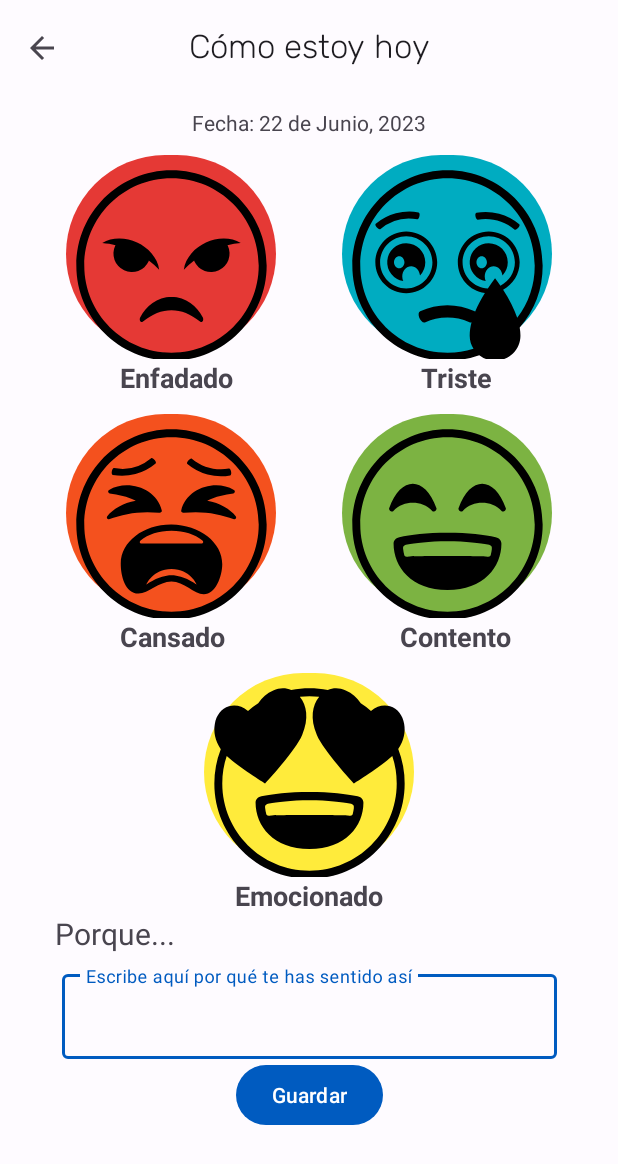
After one commit to claravbr/ediaries_android, an Android app: the layout diario_emociones.xml on its own in the app's theme, with its tools: preview values and no code run, on a phone screen of 412 x 824 dp. The commit adds this screen. Shown: the top 1164 px of the screen. Run offline under Robolectric (Android 15) with nearby library versions, the phone set to English and light mode, and no system bars.

Commit message:
Layout formularios

```diff
--- /dev/null
+++ b/app/src/main/res/drawable/ic_angry.xml
@@ -0,0 +1,18 @@
+<vector xmlns:android="http://schemas.android.com/apk/res/android"
+    android:width="135dp"
+    android:height="135dp"
+    android:viewportWidth="64"
+    android:viewportHeight="64">
+  <path
+      android:pathData="M32,2C15.432,2 2,15.432 2,32s13.432,30 30,30s30,-13.432 30,-30S48.568,2 32,2zM32,59.5C16.836,59.5 4.5,47.164 4.5,32S16.836,4.5 32,4.5c15.163,0 27.5,12.336 27.5,27.5S47.163,59.5 32,59.5z"
+      android:fillColor="#000000"/>
+  <path
+      android:pathData="M32,41.834c-4.538,0 -8.082,3.058 -9.837,6.492c-0.47,0.918 0.155,1.912 0.849,1.339c5.758,-4.771 12.184,-4.8 17.977,0c0.693,0.573 1.318,-0.421 0.848,-1.339c-1.755,-3.434 -5.298,-6.492 -9.837,-6.492"
+      android:fillColor="#000000"/>
+  <path
+      android:pathData="M24.799,30.699a0.536,0.536 0,0 0,0.043 -0.246a31.154,31.154 0,0 1,3.262 2.863c-0.203,-1.885 -1.125,-3.654 -2.365,-5.115c-1.25,-1.461 -2.852,-2.641 -4.596,-3.441a13.653,13.653 0,0 0,-5.59 -1.279c-1.914,-0.008 -3.801,0.42 -5.387,1.455c1.531,0.148 2.885,0.359 4.212,0.665a0.533,0.533 0,0 0,-0.138 0.175a5.825,5.825 0,1 0,10.559 4.923"
+      android:fillColor="#000000"/>
+  <path
+      android:pathData="M48.447,23.48c-1.92,0.018 -3.84,0.469 -5.59,1.279c-1.744,0.801 -3.346,1.98 -4.596,3.441c-1.24,1.461 -2.162,3.23 -2.365,5.115a31.039,31.039 0,0 1,3.262 -2.863a0.536,0.536 0,0 0,0.043 0.246a5.824,5.824 0,1 0,10.558 -4.924a0.544,0.544 0,0 0,-0.138 -0.175a32.291,32.291 0,0 1,4.212 -0.665c-1.585,-1.034 -3.472,-1.461 -5.386,-1.454"
+      android:fillColor="#000000"/>
+</vector>
--- /dev/null
+++ b/app/src/main/res/drawable/ic_excited.xml
@@ -0,0 +1,5 @@
+<vector android:height="135dp" android:viewportHeight="64"
+    android:viewportWidth="64" android:width="135dp" xmlns:android="http://schemas.android.com/apk/res/android">
+    <path android:fillColor="#000000" android:pathData="M59.974,21.162c1.898,-2.805 2.289,-5.561 1.874,-7.943c-0.463,-2.654 -2.031,-4.889 -4.463,-5.553c-2.12,-0.58 -4.093,-0.016 -6.003,1.443a30.16,30.16 0,0 0,-3.219 -2.377c-1.196,-1.813 -2.735,-3.203 -4.735,-4.072c-2.009,-0.876 -3.98,-0.844 -5.667,-0.102C35.896,2.196 33.972,2 32.002,2s-3.894,0.195 -5.759,0.559c-1.686,-0.741 -3.658,-0.774 -5.667,0.102c-2.001,0.869 -3.541,2.259 -4.738,4.072a30.283,30.283 0,0 0,-3.22 2.378c-1.909,-1.46 -3.884,-2.024 -6.003,-1.444c-2.43,0.664 -4,2.898 -4.463,5.553c-0.413,2.382 -0.022,5.138 1.875,7.943A29.89,29.89 0,0 0,2 31.999C2,48.569 15.434,62 32.002,62C48.568,62 62,48.569 62,31.999a29.92,29.92 0,0 0,-2.026 -10.837M32.002,59.501C16.837,59.501 4.5,47.164 4.5,31.999c0,-3.022 0.498,-5.93 1.403,-8.652C9.564,26.729 17.68,31.801 18,32.001c0.268,-0.291 9.6,-10.345 11.682,-15.303c2.223,-5.297 1.396,-9.346 -0.68,-11.975c-0.015,-0.018 -0.032,-0.032 -0.046,-0.05c1,-0.111 2.016,-0.173 3.046,-0.173s2.046,0.062 3.046,0.173c-0.014,0.018 -0.031,0.032 -0.046,0.05c-2.076,2.629 -2.902,6.678 -0.68,11.975c2.082,4.958 11.412,15.012 11.682,15.303c0.32,-0.2 8.435,-5.271 12.094,-8.654a27.38,27.38 0,0 1,1.402 8.652c0,15.165 -12.335,27.502 -27.498,27.502"/>
+    <path android:fillColor="#000000" android:pathData="M47.179,35.983c-3.465,-0.662 -8.582,-1.342 -15.18,-1.342c-6.596,0 -11.715,0.68 -15.177,1.342c-1.35,0.26 -1.822,1.264 -1.822,2.067c0,7.271 5.611,14.592 17,14.592s17.002,-7.32 17.002,-14.592c-0.001,-0.803 -0.476,-1.807 -1.823,-2.067m-1.205,3.788c-0.053,0.441 -0.137,0.975 -0.264,1.553c-0.143,0.639 -0.262,0.936 -1.266,0.816c-1.921,-0.229 -22.968,-0.229 -24.889,0c-1.003,0.119 -1.123,-0.178 -1.265,-0.816a16.783,16.783 0,0 1,-0.265 -1.553c-0.09,-0.744 -0.011,-1.27 1.284,-1.486c2.195,-0.369 6.838,-1.014 12.69,-1.014s10.495,0.645 12.69,1.014c1.296,0.216 1.374,0.741 1.285,1.486"/>
+</vector>
--- /dev/null
+++ b/app/src/main/res/drawable/ic_happy.xml
@@ -0,0 +1,7 @@
+<vector android:height="135dp" android:viewportHeight="64"
+    android:viewportWidth="64" android:width="135dp" xmlns:android="http://schemas.android.com/apk/res/android">
+    <path android:fillColor="#000000" android:pathData="M32.002,2C15.43,2 2,15.43 2,32s13.43,30 30.001,30C48.57,62 62,48.57 62,32S48.57,2 32.002,2zM32.002,59.5C16.837,59.5 4.5,47.164 4.5,32S16.837,4.5 32.002,4.5C47.164,4.5 59.5,16.836 59.5,32S47.164,59.5 32.002,59.5z"/>
+    <path android:fillColor="#000000" android:pathData="M27.271,27.793c0.479,0.506 1.438,-0.424 1.254,-0.938c-1.859,-5.111 -4.66,-7.67 -7.461,-7.67c-2.8,0 -5.601,2.559 -7.459,7.67c-0.184,0.514 0.774,1.443 1.254,0.938c1.802,-1.9 3.958,-2.658 6.206,-2.658c2.249,0 4.406,0.758 6.206,2.658"/>
+    <path android:fillColor="#000000" android:pathData="M42.934,19.186c-2.801,0 -5.602,2.559 -7.461,7.67c-0.184,0.514 0.775,1.443 1.254,0.938c1.803,-1.9 3.957,-2.658 6.207,-2.658s4.404,0.758 6.207,2.658c0.479,0.506 1.438,-0.424 1.254,-0.938c-1.86,-5.112 -4.661,-7.67 -7.461,-7.67"/>
+    <path android:fillColor="#000000" android:pathData="M47.178,35.984C43.715,35.322 38.596,34.64 32,34.64h-0.002c-6.594,0 -11.713,0.682 -15.176,1.344c-1.35,0.258 -1.822,1.264 -1.822,2.067c0,7.271 5.612,14.59 16.999,14.59H32c11.389,0 17,-7.318 17,-14.59c0,-0.803 -0.473,-1.809 -1.822,-2.067m-1.203,3.786c-0.055,0.443 -0.137,0.975 -0.266,1.553c-0.141,0.641 -0.262,0.936 -1.266,0.816c-1.92,-0.229 -22.967,-0.229 -24.887,0c-1.004,0.119 -1.123,-0.176 -1.266,-0.816a16.671,16.671 0,0 1,-0.265 -1.553c-0.09,-0.742 -0.011,-1.268 1.283,-1.486c2.195,-0.367 6.838,-1.012 12.691,-1.012s10.496,0.645 12.691,1.012c1.294,0.218 1.374,0.743 1.285,1.486"/>
+</vector>
--- /dev/null
+++ b/app/src/main/res/drawable/ic_sad.xml
@@ -0,0 +1,11 @@
+<vector xmlns:tools="http://schemas.android.com/tools"
+    android:height="135dp" android:viewportHeight="64"
+    android:viewportWidth="64" android:width="135dp" xmlns:android="http://schemas.android.com/apk/res/android">
+    <path android:fillColor="#000000" android:pathData="M62,32C62,15.432 48.568,2 32,2S2,15.432 2,32s13.432,30 30,30a29.92,29.92 0,0 0,10.018 -1.72A8.036,8.036 0,0 0,47 62c4.416,0 8,-3.525 8,-7.877c0,-0.831 -0.087,-1.697 -0.241,-2.59A29.869,29.869 0,0 0,62 32M4.5,32C4.5,16.836 16.836,4.5 32,4.5c15.163,0 27.5,12.336 27.5,27.5a27.352,27.352 0,0 1,-5.514 16.498c-0.919,-2.783 -2.435,-5.771 -4.452,-8.874c3.098,-1.636 5.216,-4.886 5.216,-8.624c0,-5.376 -4.374,-9.75 -9.75,-9.75s-9.75,4.374 -9.75,9.75c0,4.967 3.735,9.07 8.543,9.667c-1.257,2.026 -2.285,3.987 -3.062,5.864c-0.048,-0.036 -0.093,-0.075 -0.15,-0.104c-5.403,-2.538 -11.786,-2.54 -17.196,-0.012c-1.338,0.645 0.33,4.15 1.662,3.5c3.572,-1.665 8.896,-2.306 13.875,0.01c0.213,0.099 0.437,0.086 0.655,0.006c-0.378,1.465 -0.577,2.866 -0.577,4.192c0,1.517 0.442,2.928 1.196,4.129A27.38,27.38 0,0 1,32 59.5C16.836,59.5 4.5,47.164 4.5,32m42.496,4a67.234,67.234 0,0 0,-2.283 3.235c-4.415,-0.153 -7.963,-3.783 -7.963,-8.235c0,-4.549 3.701,-8.25 8.25,-8.25s8.25,3.701 8.25,8.25c0,3.22 -1.858,6.008 -4.556,7.366A68.088,68.088 0,0 0,46.996 36"
+        tools:ignore="VectorPath" />
+    <path android:fillColor="#000000" android:pathData="M45,25a5.996,5.996 0,0 0,-0.952 11.917a3.626,3.626 0,0 1,-0.308 -1.448c0,-1.795 1.26,-3.25 2.811,-3.25c1.456,0 2.64,1.283 2.784,2.922A5.976,5.976 0,0 0,51 31c0,-3.312 -2.687,-6 -6,-6m-2.221,7.902c-0.908,0 -1.645,-0.852 -1.645,-1.902c0,-1.049 0.736,-1.9 1.645,-1.9s1.645,0.852 1.645,1.9c0,1.051 -0.736,1.902 -1.645,1.902"/>
+    <path android:fillColor="#000000" android:pathData="M28.75,31c0,-5.376 -4.374,-9.75 -9.75,-9.75S9.25,25.624 9.25,31s4.374,9.75 9.75,9.75s9.75,-4.374 9.75,-9.75M19,39.25c-4.549,0 -8.25,-3.701 -8.25,-8.25s3.701,-8.25 8.25,-8.25s8.25,3.701 8.25,8.25s-3.701,8.25 -8.25,8.25"/>
+    <path android:fillColor="#000000" android:pathData="M19,25a5.996,5.996 0,0 0,-0.953 11.917a3.642,3.642 0,0 1,-0.307 -1.448c0,-1.795 1.258,-3.25 2.811,-3.25c1.456,0 2.64,1.284 2.782,2.924A5.976,5.976 0,0 0,25 31c0,-3.312 -2.687,-6 -6,-6m-2.223,7.902c-0.908,0 -1.643,-0.852 -1.643,-1.902c0,-1.049 0.734,-1.9 1.643,-1.9s1.645,0.852 1.645,1.9c0,1.051 -0.736,1.902 -1.645,1.902"/>
+    <path android:fillColor="#000000" android:pathData="M41.51,17.564c4.168,-0.748 8.457,0.4 11.691,3.133c0.445,0.387 1.955,-1.205 1.414,-1.674a16.415,16.415 0,0 0,-13.492 -3.615c-0.703,0.135 -0.193,2.27 0.387,2.156"/>
+    <path android:fillColor="#000000" android:pathData="M10.795,20.547a14.23,14.23 0,0 1,11.691 -3.133c0.58,0.113 1.092,-2.021 0.389,-2.156a16.42,16.42 0,0 0,-13.492 3.615c-0.543,0.469 0.969,2.063 1.412,1.674"/>
+</vector>
--- /dev/null
+++ b/app/src/main/res/drawable/ic_tired.xml
@@ -0,0 +1,9 @@
+<vector android:height="135dp" android:viewportHeight="64"
+    android:viewportWidth="64" android:width="135dp" xmlns:android="http://schemas.android.com/apk/res/android">
+    <path android:fillColor="#000000" android:pathData="M32,2C15.432,2 2,15.432 2,32s13.432,30 30,30s30,-13.432 30,-30S48.568,2 32,2zM32,59.5C16.836,59.5 4.5,47.164 4.5,32S16.836,4.5 32,4.5S59.5,16.836 59.5,32S47.164,59.5 32,59.5z"/>
+    <path android:fillColor="#000000" android:pathData="M50.502,16.529c0.703,-0.135 0.193,-2.27 -0.387,-2.156c-4.168,0.748 -8.457,-0.4 -11.691,-3.133c-0.445,-0.387 -1.955,1.205 -1.414,1.674a16.414,16.414 0,0 0,13.492 3.615"/>
+    <path android:fillColor="#000000" android:pathData="M13.5,16.377a16.424,16.424 0,0 0,13.492 -3.615c0.541,-0.469 -0.969,-2.063 -1.412,-1.674a14.236,14.236 0,0 1,-11.693 3.133c-0.578,-0.114 -1.09,2.021 -0.387,2.156"/>
+    <path android:fillColor="#000000" android:pathData="M32,32c-8.838,-0.064 -15.945,5.437 -16,12.284c-0.033,3.789 1.33,9.467 5.57,9.498c3.076,0.023 6.484,-3.809 10.43,-3.783c3.9,0.029 7.121,3.982 10.172,4c3.75,0.027 5.799,-5.654 5.828,-9.482c0.059,-6.844 -7.166,-12.451 -16,-12.517m0,15.999c-4,0 -8,3 -8,3s2,-5 8,-5s8,5 8,5s-4,-3 -8,-3m9.402,-10H32h-9.402c-0.699,0 -0.744,-0.658 -0.348,-0.961c2.467,-1.883 5.652,-3.039 9.75,-3.039c4.1,0 7.283,1.156 9.75,3.039c0.396,0.303 0.352,0.961 -0.348,0.961"/>
+    <path android:fillColor="#000000" android:pathData="M52.25,29.379c-1.752,-2.1 -4.98,-4.162 -9.002,-4.829c2.709,-1.5 5.563,-1.958 8.256,-2.361a0.584,0.584 0,0 0,0.166 -1.094c-5.697,-3.397 -14.963,-0.679 -16.609,6.525c-0.104,0.446 0.314,0.728 0.801,0.678c6.168,-0.634 11.074,0.304 15.846,2.036c0.442,0.161 0.937,-0.481 0.542,-0.955"/>
+    <path android:fillColor="#000000" android:pathData="M28.141,28.298c0.486,0.05 0.902,-0.231 0.801,-0.678c-1.646,-7.204 -10.912,-9.923 -16.611,-6.525a0.584,0.584 0,0 0,0.168 1.094c2.693,0.403 5.547,0.861 8.256,2.361c-4.021,0.667 -7.25,2.729 -9.002,4.829c-0.396,0.474 0.1,1.116 0.541,0.955c4.772,-1.732 9.679,-2.67 15.847,-2.036"/>
+</vector>
--- /dev/null
+++ b/app/src/main/res/drawable/rounded_rectangle.xml
@@ -0,0 +1,4 @@
+<?xml version="1.0" encoding="utf-8"?>
+<shape xmlns:android="http://schemas.android.com/apk/res/android">
+    <corners android:radius="50dp" />
+</shape>
--- /dev/null
+++ b/app/src/main/res/layout/diario_emociones.xml
@@ -0,0 +1,211 @@
+<?xml version="1.0" encoding="utf-8"?>
+<androidx.constraintlayout.widget.ConstraintLayout
+    xmlns:android="http://schemas.android.com/apk/res/android"
+    xmlns:app="http://schemas.android.com/apk/res-auto"
+    xmlns:tools="http://schemas.android.com/tools"
+    android:layout_width="match_parent"
+    android:layout_height="match_parent"
+    tools:context=".MainActivity">
+
+    <com.google.android.material.appbar.AppBarLayout
+        android:id="@+id/appBarLayout2"
+        android:layout_width="match_parent"
+        android:layout_height="wrap_content"
+        app:layout_constraintEnd_toEndOf="parent"
+        app:layout_constraintStart_toStartOf="parent"
+        app:layout_constraintTop_toTopOf="parent">
+
+        <com.google.android.material.appbar.MaterialToolbar
+            android:id="@+id/topAppBar"
+            android:layout_width="match_parent"
+            android:layout_height="?attr/actionBarSize"
+            app:menu="@menu/top_app_bar"
+            app:navigationIcon="?attr/actionModeCloseDrawable"
+            app:title="Cómo estoy hoy"
+            app:titleCentered="true" />
+
+    </com.google.android.material.appbar.AppBarLayout>
+
+
+    <TextView
+        android:id="@+id/textViewDate"
+        android:layout_width="wrap_content"
+        android:layout_height="wrap_content"
+        android:layout_marginTop="8dp"
+        android:text="@string/fecha"
+        app:layout_constraintEnd_toEndOf="parent"
+        app:layout_constraintStart_toStartOf="parent"
+        app:layout_constraintTop_toBottomOf="@+id/appBarLayout2"
+        tools:text="Fecha: 22 de Junio, 2023" />
+
+    <Button
+        android:id="@+id/buttonAngry"
+        android:layout_width="140dp"
+        android:layout_height="0dp"
+        android:layout_marginTop="8dp"
+        android:clickable="true"
+        android:drawableTop="@drawable/ic_angry"
+        android:focusable="true"
+        android:text="@string/enfadado"
+        app:backgroundTint="#E53935"
+        app:layout_constraintDimensionRatio="1:1"
+        app:layout_constraintEnd_toStartOf="@id/buttonSad"
+        app:layout_constraintStart_toStartOf="parent"
+        app:layout_constraintTop_toBottomOf="@id/textViewDate" />
+
+    <Button
+        android:id="@+id/buttonSad"
+        android:layout_width="140dp"
+        android:clickable="true"
+        android:focusable="true"
+        android:layout_height="0dp"
+        android:drawableTop="@drawable/ic_sad"
+        android:text="@string/triste"
+        app:backgroundTint="#00ACC1"
+        app:layout_constraintDimensionRatio="1:1"
+        app:layout_constraintEnd_toEndOf="parent"
+        app:layout_constraintStart_toEndOf="@id/buttonAngry"
+        app:layout_constraintTop_toTopOf="@id/buttonAngry" />
+
+    <TextView
+        android:id="@+id/emocion1Text"
+        android:layout_width="wrap_content"
+        android:layout_height="wrap_content"
+        android:layout_marginStart="80dp"
+        android:text="@string/enfadado"
+        android:textSize="18sp"
+        android:textStyle="bold"
+        app:layout_constraintStart_toStartOf="parent"
+        app:layout_constraintTop_toBottomOf="@+id/buttonAngry" />
+
+    <TextView
+        android:id="@+id/emocion2Text"
+        android:layout_width="wrap_content"
+        android:layout_height="wrap_content"
+        android:text="@string/triste"
+        android:textSize="18sp"
+        android:textStyle="bold"
+        app:layout_constraintEnd_toEndOf="parent"
+        app:layout_constraintHorizontal_bias="0.6"
+        app:layout_constraintStart_toEndOf="@+id/emocion1Text"
+        app:layout_constraintTop_toBottomOf="@+id/buttonSad" />
+
+    <Button
+        android:id="@+id/buttonTired"
+        android:layout_width="140dp"
+        android:layout_height="0dp"
+        android:layout_marginTop="8dp"
+        android:clickable="true"
+        android:drawableTop="@drawable/ic_tired"
+        android:focusable="true"
+        android:text="@string/cansado"
+        app:backgroundTint="#F4511E"
+        app:layout_constraintDimensionRatio="1:1"
+        app:layout_constraintEnd_toStartOf="@id/buttonHappy"
+        app:layout_constraintStart_toStartOf="parent"
+        app:layout_constraintTop_toBottomOf="@+id/emocion1Text" />
+
+    <Button
+        android:id="@+id/buttonHappy"
+        android:layout_width="140dp"
+        android:layout_height="0dp"
+        android:clickable="true"
+        android:drawableTop="@drawable/ic_happy"
+        android:focusable="true"
+        android:text="@string/contento"
+        app:backgroundTint="#7CB342"
+        app:layout_constraintDimensionRatio="1:1"
+        app:layout_constraintEnd_toEndOf="parent"
+        app:layout_constraintStart_toEndOf="@id/buttonTired"
+        app:layout_constraintTop_toTopOf="@+id/buttonTired" />
+
+    <TextView
+        android:id="@+id/emocion3Text"
+        android:layout_width="wrap_content"
+        android:layout_height="wrap_content"
+        android:layout_marginStart="80dp"
+        android:text="@string/cansado"
+        android:textSize="18sp"
+        android:textStyle="bold"
+        app:layout_constraintStart_toStartOf="parent"
+        app:layout_constraintTop_toBottomOf="@+id/buttonTired" />
+
+    <TextView
+        android:id="@+id/emocion4Text"
+        android:layout_width="wrap_content"
+        android:layout_height="wrap_content"
+        android:text="@string/contento"
+        android:textSize="18sp"
+        android:textStyle="bold"
+        app:layout_constraintEnd_toEndOf="parent"
+        app:layout_constraintHorizontal_bias="0.62"
+        app:layout_constraintStart_toEndOf="@+id/emocion3Text"
+        app:layout_constraintTop_toBottomOf="@+id/buttonTired" />
+
+    <Button
+        android:id="@+id/buttonExcited"
+        android:layout_width="140dp"
+        android:layout_height="0dp"
+        android:layout_marginTop="8dp"
+        android:drawableTop="@drawable/ic_excited"
+        android:text="@string/emocionado"
+        app:backgroundTint="#FFEB3B"
+        android:clickable="true"
+        android:focusable="true"
+        app:layout_constraintDimensionRatio="1:1"
+        app:layout_constraintEnd_toEndOf="parent"
+        app:layout_constraintStart_toStartOf="parent"
+        app:layout_constraintTop_toBottomOf="@+id/emocion3Text" />
+
+    <TextView
+        android:id="@+id/emocion5Text"
+        android:layout_width="wrap_content"
+        android:layout_height="wrap_content"
+        android:text="@string/emocionado"
+        android:textSize="18sp"
+        android:textStyle="bold"
+        app:layout_constraintEnd_toEndOf="parent"
+        app:layout_constraintStart_toStartOf="parent"
+        app:layout_constraintTop_toBottomOf="@+id/buttonExcited" />
+
+    <TextView
+        android:id="@+id/textViewReason"
+        android:layout_width="wrap_content"
+        android:layout_height="wrap_content"
+        android:layout_marginTop="24dp"
+        android:text="@string/porque"
+        android:textSize="20sp"
+        app:layout_constraintEnd_toEndOf="parent"
+        app:layout_constraintHorizontal_bias="0.111"
+        app:layout_constraintStart_toStartOf="parent"
+        app:layout_constraintTop_toBottomOf="@id/buttonExcited" />
+
+    <com.google.android.material.textfield.TextInputLayout
+        android:id="@+id/outlinedTextFieldReason"
+        android:layout_width="330dp"
+        android:layout_height="wrap_content"
+        android:layout_marginTop="8dp"
+        android:hint="@string/escribe_aqu_por_qu_te_has_sentido_as_hoy"
+        android:textColorHint="#546E7A"
+        app:layout_constraintEnd_toEndOf="parent"
+        app:layout_constraintStart_toStartOf="parent"
+        app:layout_constraintTop_toBottomOf="@+id/textViewReason">
+
+        <com.google.android.material.textfield.TextInputEditText
+            android:id="@+id/editTextUsername"
+            android:layout_width="match_parent"
+            android:layout_height="wrap_content" />
+
+    </com.google.android.material.textfield.TextInputLayout>
+
+
+    <Button
+        android:id="@+id/buttonSave"
+        android:layout_width="wrap_content"
+        android:layout_height="wrap_content"
+        android:text="@string/guardar"
+        app:layout_constraintEnd_toEndOf="parent"
+        app:layout_constraintStart_toStartOf="parent"
+        app:layout_constraintTop_toBottomOf="@+id/outlinedTextFieldReason" />
+
+</androidx.constraintlayout.widget.ConstraintLayout>
--- /dev/null
+++ b/app/src/main/res/menu/top_app_bar.xml
@@ -0,0 +1,4 @@
+<?xml version="1.0" encoding="utf-8"?>
+<menu xmlns:android="http://schemas.android.com/apk/res/android">
+
+</menu>
--- a/app/src/main/res/values-night/strings.xml
+++ b/app/src/main/res/values-night/strings.xml
@@ -33,4 +33,17 @@
     <string name="indica_si_tomas_alguna_medicaci_n">Indica si tomas alguna medicación</string>
     <string name="en_caso_afirmativo_a_qu_edad_te_diagnosticaron_tdah">En caso afirmativo, ¿A qué edad te diagnosticaron TDAH?</string>
     <string name="en_caso_afirmativo_indica_el_tipo">En caso afirmativo, indica el tipo</string>
+    <string name="mis_tareas">Mis tareas</string>
+    <string name="mi_progreso">Mi progreso</string>
+    <string name="consejos_y_ayuda">Consejos y ayuda</string>
+    <string name="c_mo_estoy">Cómo estoy</string>
+    <string name="fecha">Fecha:</string>
+    <string name="porque">Porque...</string>
+    <string name="enfadado">Enfadado</string>
+    <string name="triste">Triste</string>
+    <string name="cansado">Cansado</string>
+    <string name="contento">Contento</string>
+    <string name="emocionado">Emocionado</string>
+    <string name="escribe_aqu_por_qu_te_has_sentido_as_hoy">Escribe aquí por qué te has sentido así</string>
+    <string name="guardar">Guardar</string>
 </resources>
--- a/app/src/main/res/values/strings.xml
+++ b/app/src/main/res/values/strings.xml
@@ -35,4 +35,17 @@
     <string name="next">siguiente</string>
     <string name="content_description_next">flecha botón para avanzar en el formulario</string>
     <string name="a_adir">Añadir</string>
+    <string name="mis_tareas">Mis tareas</string>
+    <string name="mi_progreso">Mi progreso</string>
+    <string name="consejos_y_ayuda">Consejos y ayuda</string>
+    <string name="c_mo_estoy">Cómo estoy</string>
+    <string name="fecha">Fecha:</string>
+    <string name="porque">Porque...</string>
+    <string name="enfadado">Enfadado</string>
+    <string name="triste">Triste</string>
+    <string name="cansado">Cansado</string>
+    <string name="contento">Contento</string>
+    <string name="emocionado">Emocionado</string>
+    <string name="escribe_aqu_por_qu_te_has_sentido_as_hoy">Escribe aquí por qué te has sentido así</string>
+    <string name="guardar">Guardar</string>
 </resources>
```
Also changed, not shown: app/src/main/java/com/uclm/louise/ediaries/ExpLVAdapter.java (added, +72 -0 lines), app/src/main/res/layout/consejos.xml (added, +38 -0 lines), app/src/main/res/layout/elv_child.xml (added, +15 -0 lines), app/src/main/res/layout/elv_group.xml (added, +18 -0 lines), app/src/main/res/layout/menu_principal.xml (added, +137 -0 lines).
